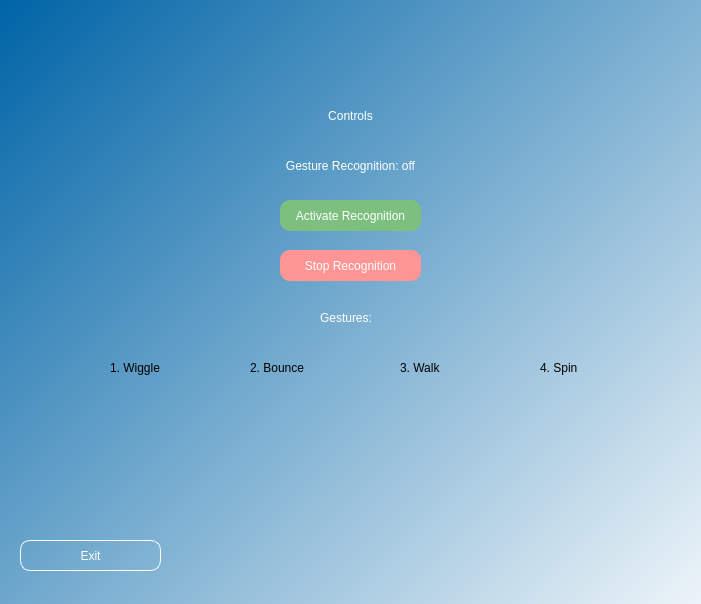
Qt form ui/control_window.ui (sagerpascal/zhaw_pa_robodog) before a commit.
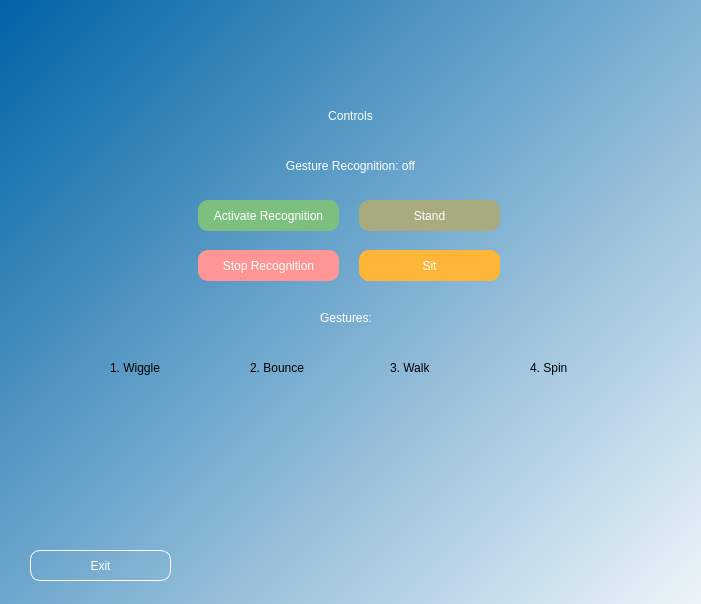
The same form after that commit. Icons and pictures are not drawn.

Diff of the .ui file:
```diff
--- a/ui/control_window.ui
+++ b/ui/control_window.ui
@@ -52,7 +52,7 @@
    <widget class="QPushButton" name="activateButton">
     <property name="geometry">
      <rect>
-      <x>280</x>
+      <x>198</x>
       <y>200</y>
       <width>141</width>
       <height>31</height>
@@ -71,8 +71,8 @@
    <widget class="QPushButton" name="exitButton">
     <property name="geometry">
      <rect>
-      <x>20</x>
-      <y>540</y>
+      <x>30</x>
+      <y>550</y>
       <width>141</width>
       <height>31</height>
      </rect>
@@ -90,7 +90,7 @@
    <widget class="QPushButton" name="stopButton">
     <property name="geometry">
      <rect>
-      <x>280</x>
+      <x>198</x>
       <y>250</y>
       <width>141</width>
       <height>31</height>
@@ -129,6 +129,44 @@
      <set>Qt::AlignCenter</set>
     </property>
    </widget>
+   <widget class="QPushButton" name="sitButton">
+    <property name="geometry">
+     <rect>
+      <x>359</x>
+      <y>250</y>
+      <width>141</width>
+      <height>31</height>
+     </rect>
+    </property>
+    <property name="styleSheet">
+     <string notr="true">border-radius: 10px;
+background-color: rgb(254, 182, 56);
+color: rgb(255, 255, 255);
+font: 9pt &quot;MS Shell Dlg 2&quot;;</string>
+    </property>
+    <property name="text">
+     <string>Sit</string>
+    </property>
+   </widget>
+   <widget class="QPushButton" name="standButton">
+    <property name="geometry">
+     <rect>
+      <x>359</x>
+      <y>200</y>
+      <width>141</width>
+      <height>31</height>
+     </rect>
+    </property>
+    <property name="styleSheet">
+     <string notr="true">border-radius: 10px;
+background-color: rgb(170, 170, 127);
+color: rgb(255, 255, 255);
+font: 9pt &quot;MS Shell Dlg 2&quot;;</string>
+    </property>
+    <property name="text">
+     <string>Stand</string>
+    </property>
+   </widget>
    <widget class="QLabel" name="label_2">
     <property name="geometry">
      <rect>
@@ -178,26 +216,10 @@
      <string>2. Bounce</string>
     </property>
    </widget>
-   <widget class="QLabel" name="label_5">
-    <property name="geometry">
-     <rect>
-      <x>400</x>
-      <y>360</y>
-      <width>51</width>
-      <height>16</height>
-     </rect>
-    </property>
-    <property name="styleSheet">
-     <string notr="true">font: 75 11pt &quot;MS Shell Dlg 2&quot;;</string>
-    </property>
-    <property name="text">
-     <string>3. Walk</string>
-    </property>
-   </widget>
    <widget class="QLabel" name="label_6">
     <property name="geometry">
      <rect>
-      <x>540</x>
+      <x>530</x>
       <y>360</y>
       <width>51</width>
       <height>16</height>
@@ -213,8 +235,24 @@
    <widget class="QLabel" name="label_7">
     <property name="geometry">
      <rect>
-      <x>350</x>
-      <y>390</y>
+      <x>390</x>
+      <y>360</y>
+      <width>51</width>
+      <height>16</height>
+     </rect>
+    </property>
+    <property name="styleSheet">
+     <string notr="true">font: 75 11pt &quot;MS Shell Dlg 2&quot;;</string>
+    </property>
+    <property name="text">
+     <string>3. Walk</string>
+    </property>
+   </widget>
+   <widget class="QLabel" name="label_13">
+    <property name="geometry">
+     <rect>
+      <x>210</x>
+      <y>400</y>
       <width>141</width>
       <height>121</height>
      </rect>
@@ -230,7 +268,7 @@
     <property name="geometry">
      <rect>
       <x>70</x>
-      <y>390</y>
+      <y>400</y>
       <width>141</width>
       <height>121</height>
      </rect>
@@ -245,12 +283,15 @@
    <widget class="QLabel" name="label_9">
     <property name="geometry">
      <rect>
-      <x>260</x>
-      <y>440</y>
-      <width>43</width>
-      <height>13</height>
+      <x>350</x>
+      <y>400</y>
+      <width>141</width>
+      <height>121</height>
      </rect>
     </property>
+    <property name="styleSheet">
+     <string notr="true">image: url(:/newPrefix/hand_walk.jpg);</string>
+    </property>
     <property name="text">
      <string/>
     </property>
@@ -259,7 +300,7 @@
     <property name="geometry">
      <rect>
       <x>490</x>
-      <y>390</y>
+      <y>400</y>
       <width>141</width>
       <height>121</height>
      </rect>
```
Left out of the diff: 30 changed lines with no effect on the pictures.
